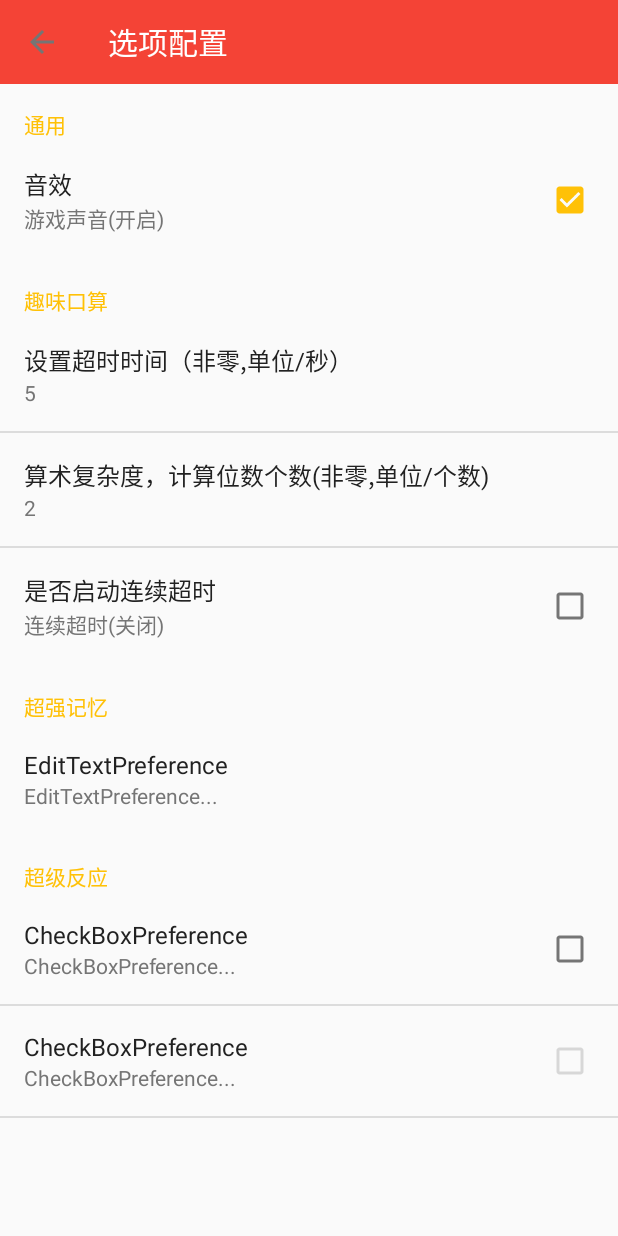
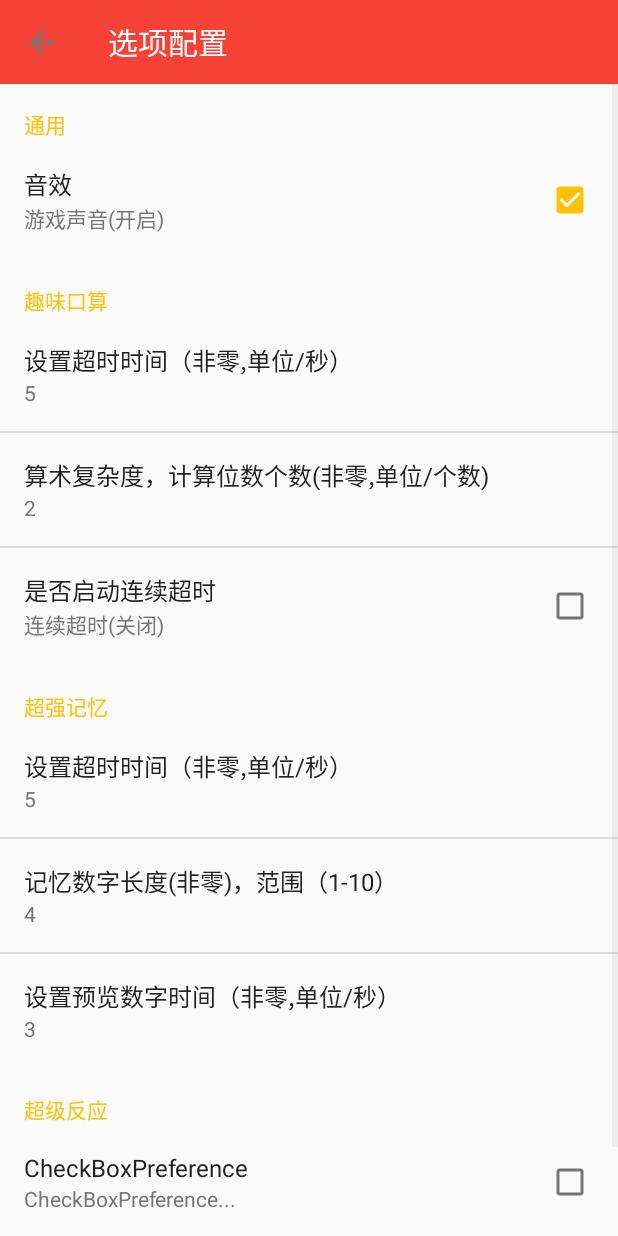
Before and after one commit to chenkezhao/Thought, an Android app: the SettingActivity screen opened directly, with no data from a screen before it, on a phone screen of 412 x 824 dp. Run offline under Robolectric (Android 15) with nearby library versions, the phone set to English and light mode, and no system bars.

Commit message:
超强记忆整理改造。

```diff
--- a/app/src/main/java/com/ckz/thought/app/SettingActivity.java
+++ b/app/src/main/java/com/ckz/thought/app/SettingActivity.java
@@ -22,6 +22,9 @@ import com.ckz.thought.utils.MessageUtils;
 public class SettingActivity extends PreferenceActivity {
 	private EditTextPreference etp_timeout;
 	private EditTextPreference etp_complexity;
+	private EditTextPreference etp_mem_timeout;
+	private EditTextPreference etp_mem_lenght;
+	private EditTextPreference etp_mem_preview;
 
 	@Override
 	protected void onCreate(Bundle savedInstanceState) {
@@ -78,6 +81,64 @@ public class SettingActivity extends PreferenceActivity {
 				return true;
 			}
 		});
+
+
+		etp_mem_timeout = (EditTextPreference) findPreference("et_memory_timeout");
+		etp_mem_timeout.setSummary(etp_mem_timeout.getText());
+		etp_mem_timeout.setOnPreferenceChangeListener(new Preference.OnPreferenceChangeListener() {
+
+			@Override
+			public boolean onPreferenceChange(Preference preference,
+											  Object newValue) {
+
+				if("0".equals(newValue+"") || "".equals(newValue+"")){
+					Toast.makeText(SettingActivity.this,"不能设置为0或空",Toast.LENGTH_SHORT).show();
+					return false;
+				}else {
+					etp_mem_timeout.setSummary(newValue+"");
+				}
+				return true;
+			}
+		});
+		etp_mem_lenght = (EditTextPreference) findPreference("et_memory_length");
+		etp_mem_lenght.setSummary(etp_mem_lenght.getText());
+		etp_mem_lenght.setOnPreferenceChangeListener(new Preference.OnPreferenceChangeListener() {
+
+			@Override
+			public boolean onPreferenceChange(Preference preference,
+											  Object newValue) {
+				if("0".equals(newValue+"") || "".equals(newValue+"")){
+					Toast.makeText(SettingActivity.this,"不能设置为0或空",Toast.LENGTH_SHORT).show();
+					return false;
+				}else {
+					int len = Integer.parseInt(newValue+"");
+					if(len>0 && len<=10){
+						etp_mem_lenght.setSummary(newValue+"");
+					}else{
+						Toast.makeText(SettingActivity.this,"超出范围（值:1-10）",Toast.LENGTH_SHORT).show();
+						return false;
+					}
+				}
+				return true;
+			}
+		});
+		etp_mem_preview = (EditTextPreference) findPreference("et_memory_preview");
+		etp_mem_preview.setSummary(etp_mem_preview.getText());
+		etp_mem_preview.setOnPreferenceChangeListener(new Preference.OnPreferenceChangeListener() {
+
+			@Override
+			public boolean onPreferenceChange(Preference preference,
+											  Object newValue) {
+
+				if("0".equals(newValue+"") || "".equals(newValue+"")){
+					Toast.makeText(SettingActivity.this,"不能设置为0或空",Toast.LENGTH_SHORT).show();
+					return false;
+				}else {
+					etp_mem_preview.setSummary(newValue+"");
+				}
+				return true;
+			}
+		});
 	}
 
 
--- a/app/src/main/res/values/strings.xml
+++ b/app/src/main/res/values/strings.xml
@@ -7,6 +7,6 @@
     <string name="app_home_menu1">●＿¤单细胞</string>
     <string name="app_home_menu2">进阶</string>
     <string name="app_home_menu3">§外星人§</string>
-    <string name="app_go_squaredUp">操作说明：数字对应按钮</string>
+    <string name="app_go_squaredUp">操作说明：数字对应按钮,点击下面任意数字代表0。</string>
     <string name="app_go_equal">=</string>
 </resources>
--- a/app/src/main/res/xml/setting_preference.xml
+++ b/app/src/main/res/xml/setting_preference.xml
@@ -40,11 +40,34 @@
     <PreferenceCategory android:title="超强记忆">
 
         <EditTextPreference
-            android:dialogTitle="EditTextPreference...dialogTitle"
-            android:key="edittext_preference"
-            android:summary="EditTextPreference..."
-            android:title="EditTextPreference" />
+            android:dialogTitle="设置超时时间（单位/秒）"
+            android:negativeButtonText="取消"
+            android:positiveButtonText="确定"
+            android:key="et_memory_timeout"
+            android:title="设置超时时间（非零,单位/秒）"
+            android:summary="5"
+            android:inputType="number"
+            android:defaultValue="5"/>
 
+        <EditTextPreference
+            android:dialogTitle="记忆数字长度，范围（1-10）"
+            android:negativeButtonText="取消"
+            android:positiveButtonText="确定"
+            android:key="et_memory_length"
+            android:title="记忆数字长度(非零)，范围（1-10）"
+            android:summary="4"
+            android:inputType="number"
+            android:defaultValue="4"/>
+
+        <EditTextPreference
+            android:dialogTitle="设置预览数字时间（单位/秒）"
+            android:negativeButtonText="取消"
+            android:positiveButtonText="确定"
+            android:key="et_memory_preview"
+            android:title="设置预览数字时间（非零,单位/秒）"
+            android:summary="3"
+            android:inputType="number"
+            android:defaultValue="3"/>
     </PreferenceCategory>
 
     <PreferenceCategory android:title="超级反应">
```
Also changed, not shown: app/src/main/java/com/ckz/thought/app/MemoryActivity.java (+49 -24 lines), app/src/main/java/com/ckz/thought/utils/PreferenceUtils.java (+28 -0 lines), app/src/main/res/layout/activity_memory.xml (+15 -16 lines).
